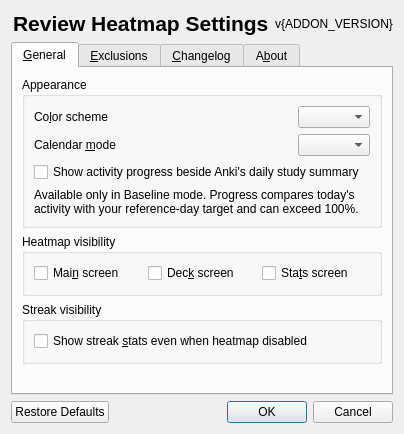
First picture: the form in designer/options.ui, repository tassa-yoniso-manasi-karoto/better-review-heatmap, before the edit.
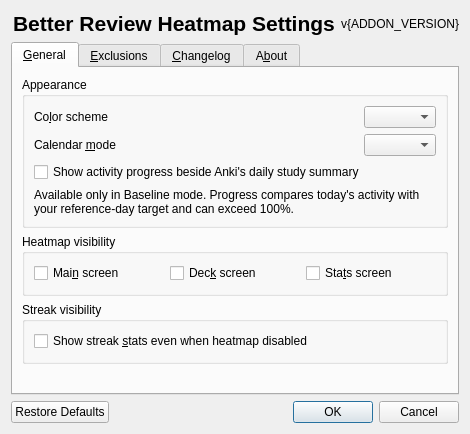
Second picture: the form after the edit. Icons and pictures are not drawn.

Diff of the .ui file:
```diff
--- a/designer/options.ui
+++ b/designer/options.ui
@@ -17,7 +17,7 @@
         </font>
        </property>
        <property name="text">
-        <string>Review Heatmap Settings</string>
+        <string>Better Review Heatmap Settings</string>
        </property>
        <property name="alignment">
         <set>Qt::AlignLeading|Qt::AlignLeft|Qt::AlignVCenter</set>
@@ -35,6 +35,9 @@
        <property name="text">
         <string>v{ADDON_VERSION}</string>
        </property>
+       <property name="alignment">
+        <set>Qt::AlignRight|Qt::AlignTrailing|Qt::AlignVCenter</set>
+       </property>
       </widget>
      </item>
     </layout>
```
